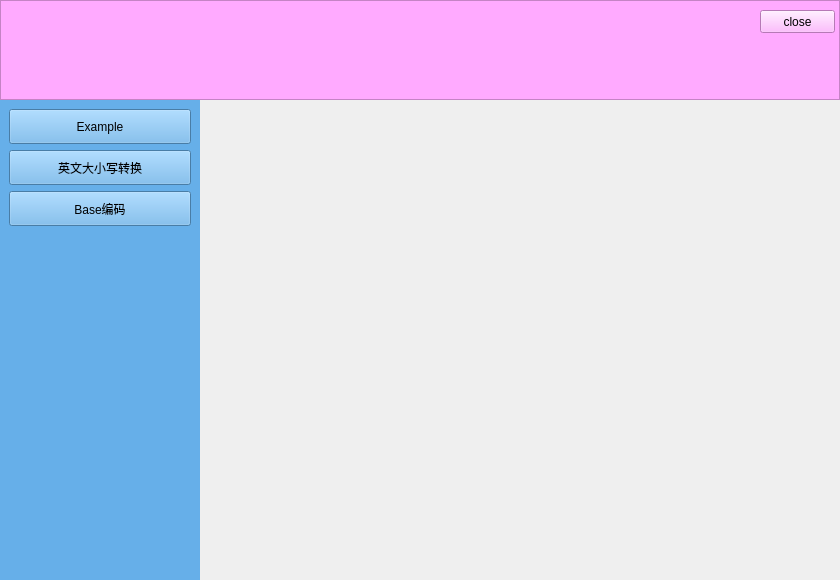
The window that ui/Forms/MainForm.ui (tanyiqu/CryptoKing) describes before a commit, drawn with Qt 5.
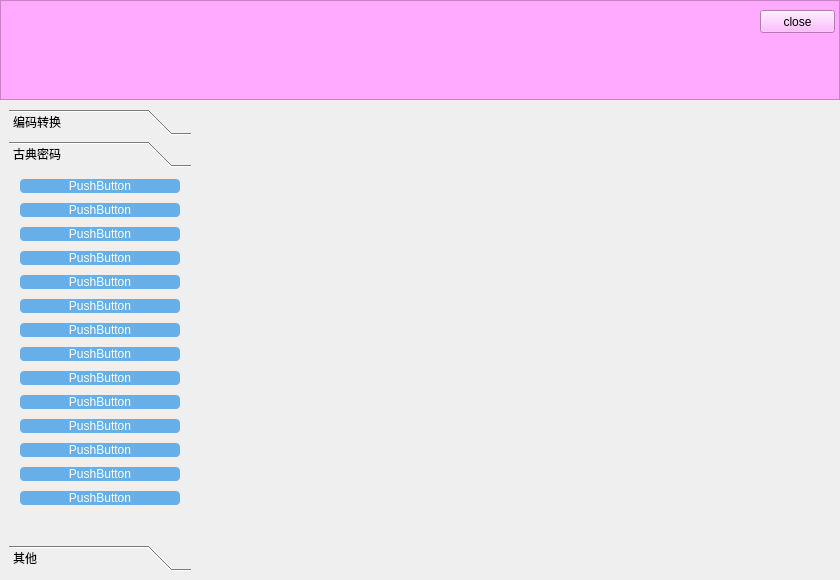
The same window after the commit. The open tabs and pages were chosen to show the change.

Commit message: 实现简单抽屉效果

Diff of the .ui file:
```diff
--- a/ui/Forms/MainForm.ui
+++ b/ui/Forms/MainForm.ui
@@ -16,24 +16,15 @@
   <property name="styleSheet">
    <string notr="true"/>
   </property>
-  <layout class="QVBoxLayout" name="verticalLayout_2">
-   <property name="spacing">
-    <number>0</number>
-   </property>
-   <property name="leftMargin">
-    <number>0</number>
-   </property>
-   <property name="topMargin">
-    <number>0</number>
-   </property>
-   <property name="rightMargin">
-    <number>0</number>
-   </property>
-   <property name="bottomMargin">
-    <number>0</number>
-   </property>
-   <item>
     <widget class="QFrame" name="frame">
+   <property name="geometry">
+    <rect>
+     <x>0</x>
+     <y>0</y>
+     <width>840</width>
+     <height>100</height>
+    </rect>
+   </property>
      <property name="minimumSize">
       <size>
        <width>0</width>
@@ -63,9 +54,15 @@
       </property>
      </widget>
     </widget>
-   </item>
-   <item>
     <widget class="QWidget" name="widget_2" native="true">
+   <property name="geometry">
+    <rect>
+     <x>0</x>
+     <y>100</y>
+     <width>840</width>
+     <height>480</height>
+    </rect>
+   </property>
      <layout class="QHBoxLayout" name="horizontalLayout">
       <property name="spacing">
        <number>0</number>
@@ -97,10 +94,60 @@
          </size>
         </property>
         <property name="styleSheet">
-         <string notr="true">background-color: #66afe9;</string>
+       <string notr="true"/>
         </property>
         <layout class="QVBoxLayout" name="verticalLayout">
          <item>
+        <widget class="QToolBox" name="toolBox">
+         <property name="styleSheet">
+          <string notr="true">*{
+    color: #000;
+}
+
+QPushButton {
+    display: inline-block;
+    border-radius: 4px;
+    background-color: #66afe9;
+    border: none;
+    color: #FFFFFF;
+    text-align: center;
+    font: 11pt &quot;微软雅黑&quot;;
+    transition: all 0.5s;
+    cursor: pointer;
+    margin: 2px;
+    vertical-align: middle;
+}
+
+QPushButton:hover {
+    opacity: 1;
+    right: 0;
+    background-color: #1976d2;
+}
+ </string>
+         </property>
+         <property name="currentIndex">
+          <number>0</number>
+         </property>
+         <widget class="QWidget" name="page_2">
+          <property name="geometry">
+           <rect>
+            <x>0</x>
+            <y>0</y>
+            <width>182</width>
+            <height>384</height>
+           </rect>
+          </property>
+          <attribute name="label">
+           <string>编码转换</string>
+          </attribute>
+          <layout class="QVBoxLayout" name="verticalLayout_4">
+           <property name="topMargin">
+            <number>4</number>
+           </property>
+           <property name="bottomMargin">
+            <number>4</number>
+           </property>
+           <item>
           <widget class="QPushButton" name="btn_example">
            <property name="minimumSize">
             <size>
@@ -109,7 +156,26 @@
             </size>
            </property>
            <property name="styleSheet">
-            <string notr="true">color: rgb(0, 0, 0);</string>
+              <string notr="true">QPushButton {
+    display: inline-block;
+    border-radius: 4px;
+    background-color: #66afe9;
+    border: none;
+    color: #FFFFFF;
+    text-align: center;
+    font: 11pt &quot;微软雅黑&quot;;
+    transition: all 0.5s;
+    cursor: pointer;
+    margin: 2px;
+    vertical-align: middle;
+}
+
+QPushButton:hover {
+    opacity: 1;
+    right: 0;
+    background-color: #1976d2;
+}
+</string>
            </property>
            <property name="text">
             <string>Example</string>
@@ -125,7 +191,7 @@
             </size>
            </property>
            <property name="styleSheet">
-            <string notr="true">color: rgb(0, 0, 0);</string>
+              <string notr="true"/>
            </property>
            <property name="text">
             <string>英文大小写转换</string>
@@ -141,7 +207,7 @@
             </size>
            </property>
            <property name="styleSheet">
-            <string notr="true">color: rgb(0, 0, 0);</string>
+              <string notr="true"/>
            </property>
            <property name="text">
             <string>Base编码</string>
@@ -163,6 +229,175 @@
          </item>
         </layout>
        </widget>
+         <widget class="QWidget" name="page">
+          <property name="geometry">
+           <rect>
+            <x>0</x>
+            <y>0</y>
+            <width>165</width>
+            <height>428</height>
+           </rect>
+          </property>
+          <attribute name="label">
+           <string>古典密码</string>
+          </attribute>
+          <layout class="QVBoxLayout" name="verticalLayout_3">
+           <property name="topMargin">
+            <number>4</number>
+           </property>
+           <property name="bottomMargin">
+            <number>4</number>
+           </property>
+           <item>
+            <widget class="QPushButton" name="pushButton">
+             <property name="text">
+              <string>PushButton</string>
+             </property>
+            </widget>
+           </item>
+           <item>
+            <widget class="QPushButton" name="pushButton_2">
+             <property name="text">
+              <string>PushButton</string>
+             </property>
+            </widget>
+           </item>
+           <item>
+            <widget class="QPushButton" name="pushButton_3">
+             <property name="text">
+              <string>PushButton</string>
+             </property>
+            </widget>
+           </item>
+           <item>
+            <widget class="QPushButton" name="pushButton_13">
+             <property name="text">
+              <string>PushButton</string>
+             </property>
+            </widget>
+           </item>
+           <item>
+            <widget class="QPushButton" name="pushButton_15">
+             <property name="text">
+              <string>PushButton</string>
+             </property>
+            </widget>
+           </item>
+           <item>
+            <widget class="QPushButton" name="pushButton_14">
+             <property name="text">
+              <string>PushButton</string>
+             </property>
+            </widget>
+           </item>
+           <item>
+            <widget class="QPushButton" name="pushButton_11">
+             <property name="text">
+              <string>PushButton</string>
+             </property>
+            </widget>
+           </item>
+           <item>
+            <widget class="QPushButton" name="pushButton_12">
+             <property name="text">
+              <string>PushButton</string>
+             </property>
+            </widget>
+           </item>
+           <item>
+            <widget class="QPushButton" name="pushButton_7">
+             <property name="text">
+              <string>PushButton</string>
+             </property>
+            </widget>
+           </item>
+           <item>
+            <widget class="QPushButton" name="pushButton_10">
+             <property name="text">
+              <string>PushButton</string>
+             </property>
+            </widget>
+           </item>
+           <item>
+            <widget class="QPushButton" name="pushButton_9">
+             <property name="text">
+              <string>PushButton</string>
+             </property>
+            </widget>
+           </item>
+           <item>
+            <widget class="QPushButton" name="pushButton_8">
+             <property name="text">
+              <string>PushButton</string>
+             </property>
+            </widget>
+           </item>
+           <item>
+            <widget class="QPushButton" name="pushButton_4">
+             <property name="text">
+              <string>PushButton</string>
+             </property>
+            </widget>
+           </item>
+           <item>
+            <widget class="QPushButton" name="pushButton_5">
+             <property name="text">
+              <string>PushButton</string>
+             </property>
+            </widget>
+           </item>
+           <item>
+            <spacer name="verticalSpacer_2">
+             <property name="orientation">
+              <enum>Qt::Vertical</enum>
+             </property>
+             <property name="sizeHint" stdset="0">
+              <size>
+               <width>20</width>
+               <height>40</height>
+              </size>
+             </property>
+            </spacer>
+           </item>
+          </layout>
+         </widget>
+         <widget class="QWidget" name="page_3">
+          <attribute name="label">
+           <string>其他</string>
+          </attribute>
+          <layout class="QVBoxLayout" name="verticalLayout_2">
+           <property name="topMargin">
+            <number>4</number>
+           </property>
+           <property name="bottomMargin">
+            <number>4</number>
+           </property>
+           <item>
+            <widget class="QPushButton" name="pushButton_6">
+             <property name="text">
+              <string>PushButton</string>
+             </property>
+            </widget>
+           </item>
+           <item>
+            <spacer name="verticalSpacer_3">
+             <property name="orientation">
+              <enum>Qt::Vertical</enum>
+             </property>
+             <property name="sizeHint" stdset="0">
+              <size>
+               <width>20</width>
+               <height>40</height>
+              </size>
+             </property>
+            </spacer>
+           </item>
+          </layout>
+         </widget>
+        </widget>
+       </item>
+      </layout>
+     </widget>
       </item>
       <item>
        <widget class="QStackedWidget" name="stackedWidget">
@@ -183,8 +418,6 @@
       </item>
      </layout>
     </widget>
-   </item>
-  </layout>
  </widget>
  <resources/>
  <connections/>
```
Lines whose indentation alone changed are shown as unchanged. The commit also changes 2 other files.
